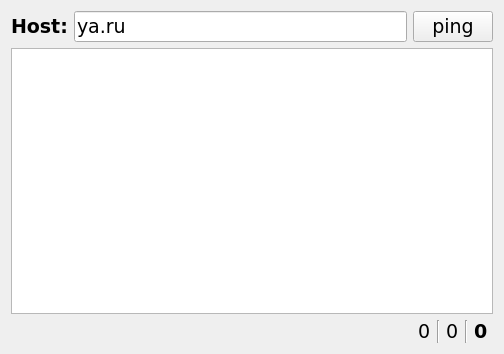
Old version of the form mainwindow.ui in the repository retifrav/pinger.
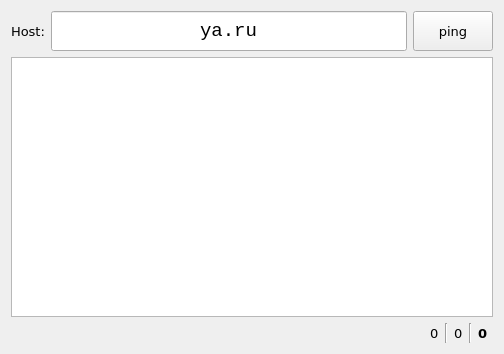
New version of the form.

The edit to the form file:
```diff
--- a/mainwindow.ui
+++ b/mainwindow.ui
@@ -10,10 +10,22 @@
     <height>354</height>
    </rect>
   </property>
+  <property name="sizePolicy">
+   <sizepolicy hsizetype="Preferred" vsizetype="Preferred">
+    <horstretch>0</horstretch>
+    <verstretch>0</verstretch>
+   </sizepolicy>
+  </property>
+  <property name="baseSize">
+   <size>
+    <width>0</width>
+    <height>0</height>
+   </size>
+  </property>
   <property name="font">
    <font>
     <family>Verdana</family>
-    <pointsize>14</pointsize>
+    <pointsize>10</pointsize>
    </font>
   </property>
   <property name="windowTitle">
@@ -32,8 +44,8 @@
          <widget class="QLabel" name="lbl_host">
           <property name="font">
            <font>
-            <weight>75</weight>
-            <bold>true</bold>
+            <weight>50</weight>
+            <bold>false</bold>
            </font>
           </property>
           <property name="text">
@@ -43,9 +55,24 @@
         </item>
         <item>
          <widget class="QLineEdit" name="txt_host">
+          <property name="minimumSize">
+           <size>
+            <width>0</width>
+            <height>40</height>
+           </size>
+          </property>
+          <property name="font">
+           <font>
+            <family>Courier New</family>
+            <pointsize>14</pointsize>
+           </font>
+          </property>
           <property name="text">
            <string>ya.ru</string>
           </property>
+          <property name="alignment">
+           <set>Qt::AlignCenter</set>
+          </property>
          </widget>
         </item>
         <item>
@@ -53,7 +80,7 @@
           <property name="minimumSize">
            <size>
             <width>0</width>
-            <height>0</height>
+            <height>40</height>
            </size>
           </property>
           <property name="toolTip">
```
